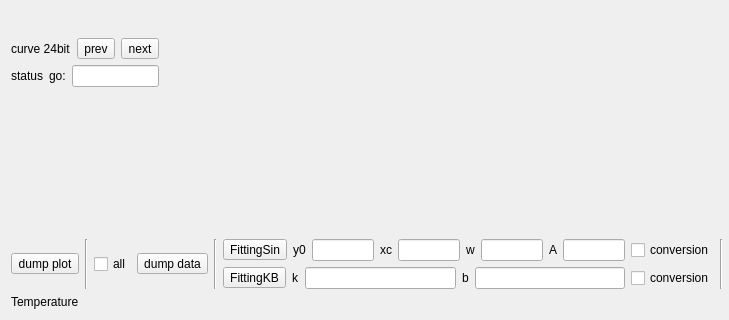
The window that src/form/FormPlotHistory/formplothistory.ui (MRsoymilk/MySerial) describes before a commit, drawn with Qt 5; both pictures show x 0 to 729 and y 320 to 640 of the 840 by 640 pixel window.
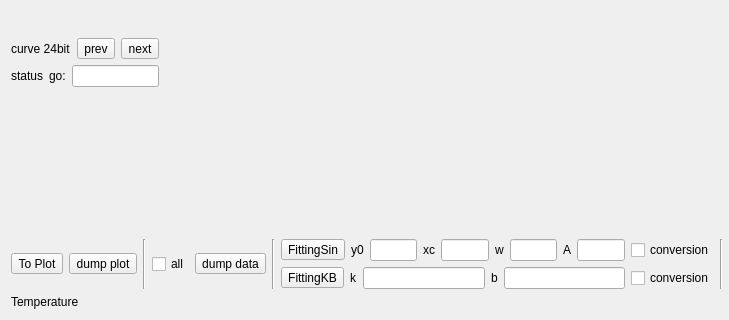
The same window after the commit.

Commit message: add page to correction curve; add history to plot

The edit to the form file:
```diff
--- a/src/form/FormPlotHistory/formplothistory.ui
+++ b/src/form/FormPlotHistory/formplothistory.ui
@@ -144,6 +144,13 @@
        </property>
       </spacer>
      </item>
+     <item>
+      <widget class="QToolButton" name="tBtnToPlot">
+       <property name="text">
+        <string>To Plot</string>
+       </property>
+      </widget>
+     </item>
      <item>
       <widget class="QToolButton" name="toolButtonDumpPlot">
        <property name="text">
```
The commit also changes 11 other files.
